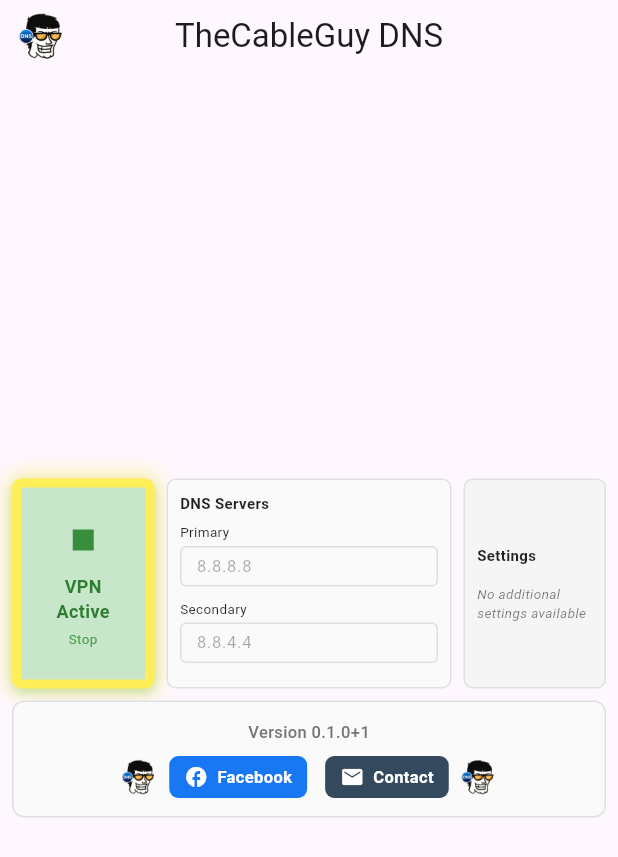
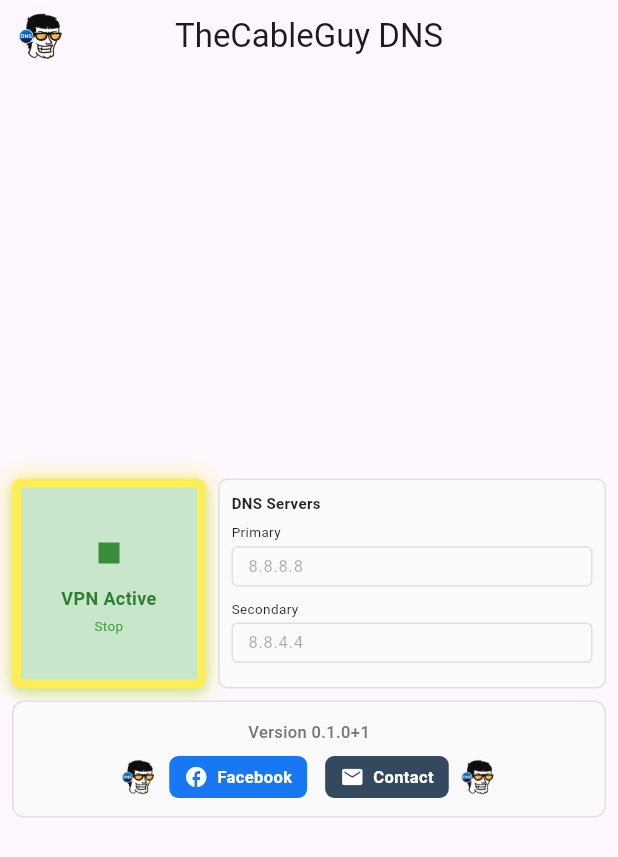
Before and after one commit to thecableguy-qc/dns-changer, a Flutter app: the screen it shows after launch, after a tap on "VPN Inactive", on a phone screen of 412 x 824 dp. Shown: the top 857 px of the screen. Run offline on Flutter 3.47's test engine with Material 3 defaults, Android fonts, the phone set to English and light mode, and no system bars; our stand-ins replace package_info_plus, shared_preferences; network calls fail.

Commit message:
Remove settings

```diff
--- a/lib/main.dart
+++ b/lib/main.dart
@@ -743,7 +743,7 @@ class _HomeScreenState extends State<HomeScreen> with WidgetsBindingObserver {
               child: Column(
                 mainAxisAlignment: MainAxisAlignment.start,
                 children: [
-                  // Main Control, DNS, and Settings Section - Three column layout
+                  // Main Control, DNS Section - Two column layout
                   Row(
                     crossAxisAlignment: CrossAxisAlignment.start,
                     children: [
@@ -824,7 +824,7 @@ class _HomeScreenState extends State<HomeScreen> with WidgetsBindingObserver {
 
                       SizedBox(width: isTV ? 12 : (isCompact ? 6 : 8)),
 
-                      // Middle - DNS Input Fields
+                      // Right - DNS Input Fields (expanded to take more space)
                       Expanded(
                         flex: 2,
                         child: Container(
@@ -885,52 +885,6 @@ class _HomeScreenState extends State<HomeScreen> with WidgetsBindingObserver {
                                 enabled: !_isVpnActive,
                                 isTV: isTV,
                                 isCompact: isCompact,
-                              ),
-                            ],
-                          ),
-                        ),
-                      ),
-
-                      SizedBox(width: isTV ? 12 : (isCompact ? 6 : 8)),
-
-                      // Right side - Settings Section
-                      Expanded(
-                        flex: 1,
-                        child: Container(
-                          height: isTV ? 160 : (isCompact ? 120 : 140), // Fixed height for all sections
-                          padding: EdgeInsets.all(isTV ? 12 : (isCompact ? 6 : 8)),
-                          decoration: BoxDecoration(
-                            color: isTV ? Colors.grey.shade900 : Colors.grey.shade100,
-                            borderRadius: BorderRadius.circular(isTV ? 8 : 6),
-                            border: Border.all(
-                              color: isTV ? Colors.grey.shade700 : Colors.grey.shade300,
-                              width: 1,
-                            ),
-                          ),
-                          child: Column(
-                            crossAxisAlignment: CrossAxisAlignment.start,
-                            mainAxisAlignment: MainAxisAlignment.center,
-                            children: [
-                              Text(
-                                AppLocalizations.of(context)!.settings,
-                                style: TextStyle(
-                                  fontSize: isTV ? 12 : (isCompact ? 9 : 10),
-                                  fontWeight: FontWeight.w600,
-                                  color: isTV ? Colors.white70 : Colors.black87,
-                                ),
-                              ),
-                              SizedBox(height: isTV ? 16 : (isCompact ? 8 : 12)),
-
-                              // Settings section is now empty but preserved for future use
-                              Center(
-                                child: Text(
-                                  'No additional settings available',
-                                  style: TextStyle(
-                                    fontSize: isTV ? 10 : (isCompact ? 8 : 9),
-                                    color: isTV ? Colors.white54 : Colors.black54,
-                                    fontStyle: FontStyle.italic,
-                                  ),
-                                ),
                               ),
                             ],
                           ),
```
